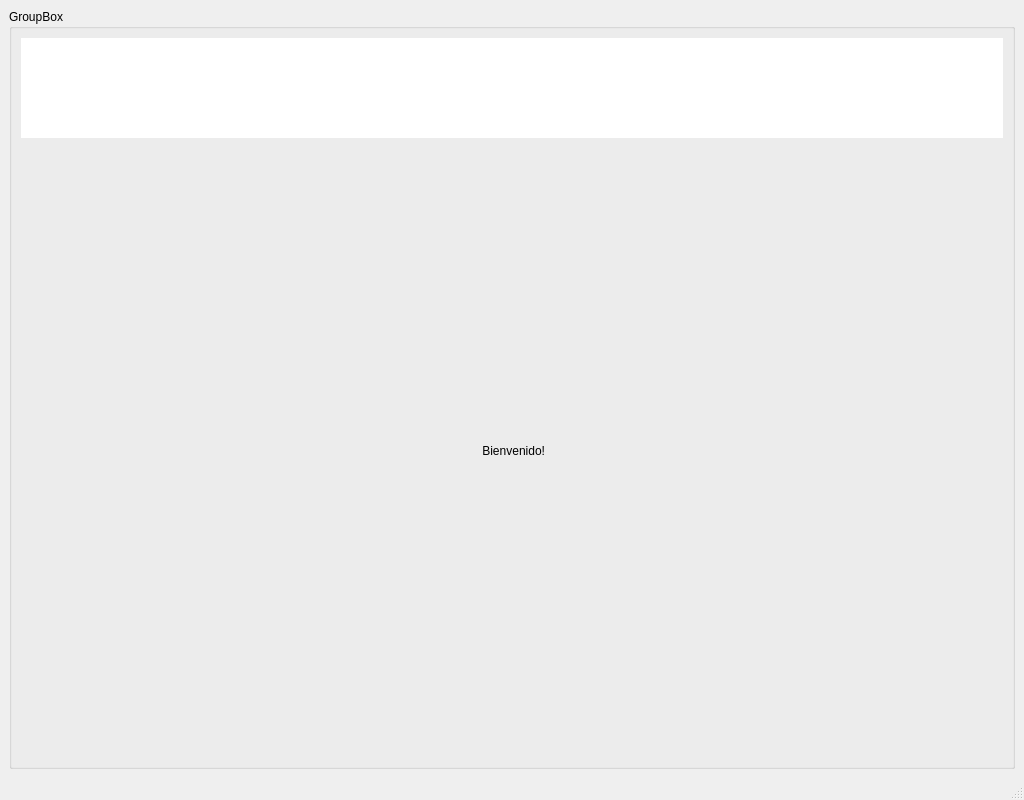
Before: the Qt Designer form src/ui/mainwin.ui in leosmolas/conotels, drawn with Qt 5.
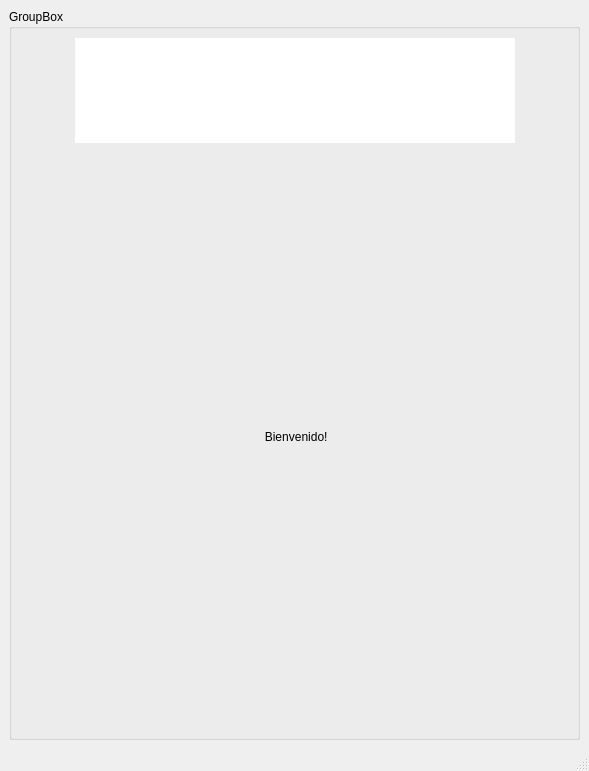
After: the same form once the commit is applied.

Commit message: Ahí lo dejé todo más bonito

```diff
--- a/src/ui/mainwin.ui
+++ b/src/ui/mainwin.ui
@@ -6,8 +6,8 @@
    <rect>
     <x>0</x>
     <y>0</y>
-    <width>1024</width>
-    <height>800</height>
+    <width>589</width>
+    <height>771</height>
    </rect>
   </property>
   <property name="windowTitle">
@@ -22,45 +22,11 @@
         <property name="title">
          <string>GroupBox</string>
         </property>
-        <layout class="QVBoxLayout" name="verticalLayout_4">
-         <item>
-          <widget class="QListWidget" name="options">
-           <property name="maximumSize">
-            <size>
-             <width>16777215</width>
-             <height>100</height>
-            </size>
-           </property>
-           <property name="frameShape">
-            <enum>QFrame::NoFrame</enum>
-           </property>
-           <property name="frameShadow">
-            <enum>QFrame::Sunken</enum>
-           </property>
-           <property name="iconSize">
-            <size>
-             <width>150</width>
-             <height>84</height>
-            </size>
-           </property>
-           <property name="flow">
-            <enum>QListView::LeftToRight</enum>
-           </property>
-           <property name="gridSize">
-            <size>
-             <width>150</width>
-             <height>80</height>
-            </size>
-           </property>
-           <property name="viewMode">
-            <enum>QListView::IconMode</enum>
-           </property>
-           <property name="modelColumn">
-            <number>0</number>
-           </property>
-          </widget>
-         </item>
-         <item>
+        <layout class="QGridLayout" name="gridLayout_3">
+         <property name="verticalSpacing">
+          <number>2</number>
+         </property>
+         <item row="2" column="0" colspan="5">
           <widget class="QStackedWidget" name="widgets">
            <widget class="QWidget" name="page">
             <layout class="QVBoxLayout" name="verticalLayout_2">
@@ -83,6 +49,87 @@
            <widget class="QWidget" name="page_2"/>
           </widget>
          </item>
+         <item row="1" column="3" colspan="2">
+          <spacer name="horizontalSpacer">
+           <property name="orientation">
+            <enum>Qt::Horizontal</enum>
+           </property>
+           <property name="sizeType">
+            <enum>QSizePolicy::Minimum</enum>
+           </property>
+           <property name="sizeHint" stdset="0">
+            <size>
+             <width>0</width>
+             <height>0</height>
+            </size>
+           </property>
+          </spacer>
+         </item>
+         <item row="1" column="0" colspan="2">
+          <spacer name="horizontalSpacer_2">
+           <property name="orientation">
+            <enum>Qt::Horizontal</enum>
+           </property>
+           <property name="sizeType">
+            <enum>QSizePolicy::Minimum</enum>
+           </property>
+           <property name="sizeHint" stdset="0">
+            <size>
+             <width>0</width>
+             <height>0</height>
+            </size>
+           </property>
+          </spacer>
+         </item>
+         <item row="1" column="2">
+          <widget class="QListWidget" name="options">
+           <property name="sizePolicy">
+            <sizepolicy hsizetype="MinimumExpanding" vsizetype="Expanding">
+             <horstretch>0</horstretch>
+             <verstretch>0</verstretch>
+            </sizepolicy>
+           </property>
+           <property name="maximumSize">
+            <size>
+             <width>440</width>
+             <height>105</height>
+            </size>
+           </property>
+           <property name="frameShape">
+            <enum>QFrame::NoFrame</enum>
+           </property>
+           <property name="frameShadow">
+            <enum>QFrame::Sunken</enum>
+           </property>
+           <property name="verticalScrollBarPolicy">
+            <enum>Qt::ScrollBarAlwaysOff</enum>
+           </property>
+           <property name="iconSize">
+            <size>
+             <width>60</width>
+             <height>60</height>
+            </size>
+           </property>
+           <property name="movement">
+            <enum>QListView::Static</enum>
+           </property>
+           <property name="flow">
+            <enum>QListView::LeftToRight</enum>
+           </property>
+           <property name="spacing">
+            <number>10</number>
+           </property>
+           <property name="viewMode">
+            <enum>QListView::IconMode</enum>
+           </property>
+           <property name="uniformItemSizes">
+            <bool>true</bool>
+           </property>
+           <property name="wordWrap">
+            <bool>true</bool>
+           </property>
+          </widget>
+         </item>
         </layout>
        </widget>
       </item>
```
Left out of the diff: 3 changed lines with no effect on the pictures. The commit also changes 2 other files.
